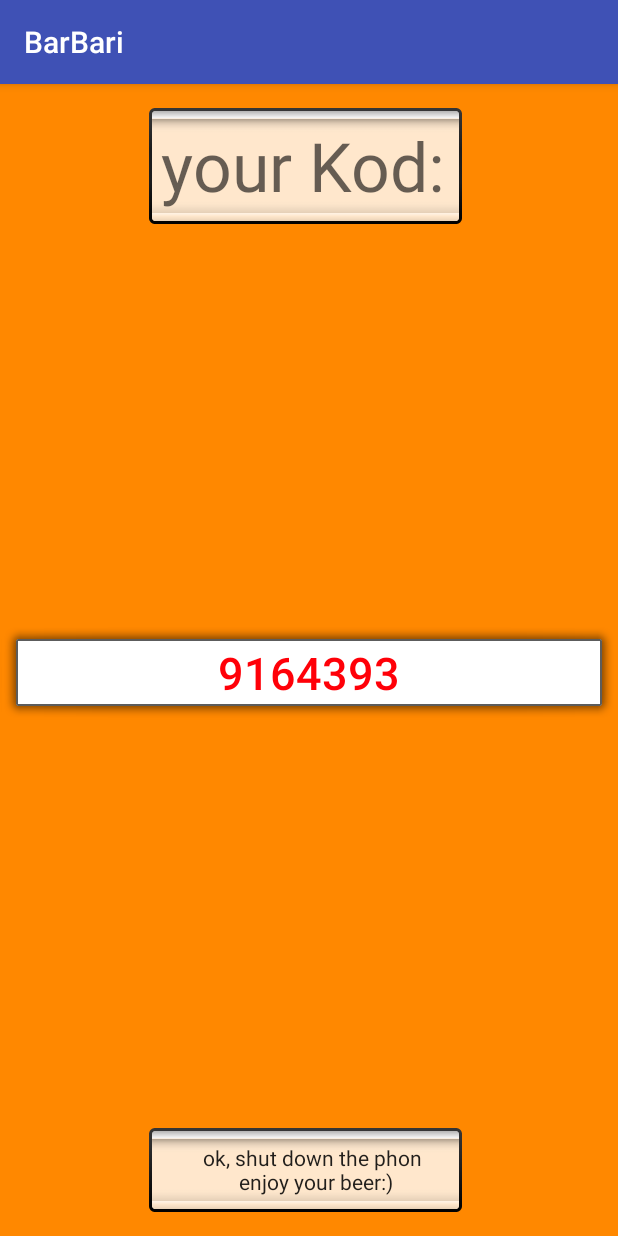
After one commit to mayagel/BarBari, an Android app: the YourKod screen opened directly, with no data from a screen before it, on a phone screen of 412 x 824 dp. The commit adds this screen. Run offline under Robolectric (Android 15) with nearby library versions, the phone set to English and light mode, and no system bars.

```diff
--- /dev/null
+++ b/app/src/main/java/com/example/yagel/barbari/YourKod.java
@@ -0,0 +1,22 @@
+package com.example.yagel.barbari;
+
+import android.support.v7.app.AppCompatActivity;
+import android.os.Bundle;
+import android.widget.TextView;
+
+public class YourKod extends AppCompatActivity {
+
+    private TextView the_kod;
+
+    @Override
+    protected void onCreate(Bundle savedInstanceState) {
+        super.onCreate(savedInstanceState);
+        setContentView(R.layout.activity_your_kod);
+        theKod();
+    }
+
+    public void theKod(){
+        the_kod=(TextView) findViewById(R.id.the_kod);
+        the_kod.setText(String.valueOf(TheBar.the_kod));
+    }
+}
--- a/app/src/main/res/layout/activity_login.xml
+++ b/app/src/main/res/layout/activity_login.xml
@@ -8,7 +8,7 @@
     tools:context="com.example.yagel.barbari.LoginActivity">
 
     <TextView
-        android:id="@+id/textView2"
+        android:id="@+id/the_end"
         android:layout_width="wrap_content"
         android:layout_height="wrap_content"
         android:background="@android:drawable/alert_light_frame"
@@ -36,7 +36,7 @@
         app:layout_constraintEnd_toEndOf="parent"
         app:layout_constraintHorizontal_bias="0.5"
         app:layout_constraintStart_toStartOf="parent"
-        app:layout_constraintTop_toBottomOf="@+id/textView2" />
+        app:layout_constraintTop_toBottomOf="@+id/the_end" />
 
     <TextView
         android:id="@+id/textView3"
--- a/app/src/main/res/layout/activity_the_bar.xml
+++ b/app/src/main/res/layout/activity_the_bar.xml
@@ -45,7 +45,7 @@
         android:layout_width="368dp"
         android:layout_height="151dp"
         android:layout_marginBottom="8dp"
-        app:layout_constraintBottom_toTopOf="@+id/button"
+        app:layout_constraintBottom_toTopOf="@+id/get_kod_btm"
         app:layout_constraintEnd_toEndOf="parent"
         app:layout_constraintHorizontal_bias="0.5"
         app:layout_constraintStart_toStartOf="parent"
@@ -68,7 +68,7 @@
     </ScrollView>
 
     <Button
-        android:id="@+id/button"
+        android:id="@+id/get_kod_btm"
         android:layout_width="wrap_content"
         android:layout_height="wrap_content"
         android:layout_marginBottom="8dp"
--- /dev/null
+++ b/app/src/main/res/layout/activity_your_kod.xml
@@ -0,0 +1,60 @@
+<?xml version="1.0" encoding="utf-8"?>
+<android.support.constraint.ConstraintLayout xmlns:android="http://schemas.android.com/apk/res/android"
+    xmlns:app="http://schemas.android.com/apk/res-auto"
+    xmlns:tools="http://schemas.android.com/tools"
+    android:layout_width="match_parent"
+    android:layout_height="match_parent"
+    android:background="@android:color/holo_orange_dark"
+    tools:context="com.example.yagel.barbari.YourKod">
+
+    <TextView
+        android:id="@+id/yor_kod"
+        android:layout_width="214dp"
+        android:layout_height="wrap_content"
+        android:layout_marginTop="16dp"
+        android:background="@android:drawable/spinner_background"
+        android:text="your Kod:"
+        android:textAppearance="@style/TextAppearance.AppCompat.Display2"
+        android:textColorHighlight="@android:color/holo_orange_light"
+        android:textColorLink="@color/colorPrimary"
+        app:layout_constraintEnd_toEndOf="parent"
+        app:layout_constraintHorizontal_bias="0.5"
+        app:layout_constraintStart_toStartOf="parent"
+        app:layout_constraintTop_toTopOf="parent" />
+
+    <TextView
+        android:id="@+id/the_kod"
+        android:layout_width="0dp"
+        android:layout_height="wrap_content"
+        android:background="@android:drawable/alert_light_frame"
+        android:gravity="center"
+        android:text="XXXXXXX"
+        android:textAppearance="@style/TextAppearance.AppCompat.Button"
+        android:textColor="#ff0008"
+        android:textColorHighlight="@color/colorPrimary"
+        android:textColorLink="@color/colorPrimary"
+        android:textSize="30sp"
+        app:layout_constraintBottom_toTopOf="@+id/the_end"
+        app:layout_constraintEnd_toEndOf="parent"
+        app:layout_constraintHorizontal_bias="0.5"
+        app:layout_constraintStart_toStartOf="parent"
+        app:layout_constraintTop_toBottomOf="@+id/yor_kod" />
+
+    <TextView
+        android:id="@+id/the_end"
+        android:layout_width="214dp"
+        android:layout_height="wrap_content"
+        android:layout_marginBottom="16dp"
+        android:background="@android:drawable/spinner_background"
+        android:gravity="center"
+        android:text="ok, shut down the phon \nenjoy your beer:)"
+        android:textAppearance="@style/TextAppearance.AppCompat.Body1"
+        android:textColorHighlight="@android:color/holo_orange_light"
+        android:textColorLink="@color/colorPrimary"
+        app:layout_constraintBottom_toBottomOf="parent"
+        app:layout_constraintEnd_toEndOf="parent"
+        app:layout_constraintHorizontal_bias="0.5"
+        app:layout_constraintStart_toStartOf="parent" />
+
+
+</android.support.constraint.ConstraintLayout>
--- a/build.gradle
+++ b/build.gradle
@@ -5,7 +5,7 @@ buildscript {
     repositories {
         google()
         jcenter()
-        mavenCentral()
+
     }
 
     dependencies {
@@ -21,7 +21,6 @@ allprojects {
     repositories {
         google()
         jcenter()
-        mavenCentral()
     }
 }
 
```
Also changed, not shown: app/src/main/AndroidManifest.xml (+19 -6 lines), app/src/main/java/OrderTable.java (added, +12 -0 lines), app/src/main/java/com/example/yagel/barbari/LoginActivity.java (+5 -2 lines), app/src/main/java/com/example/yagel/barbari/TheBar.java (+40 -18 lines).
